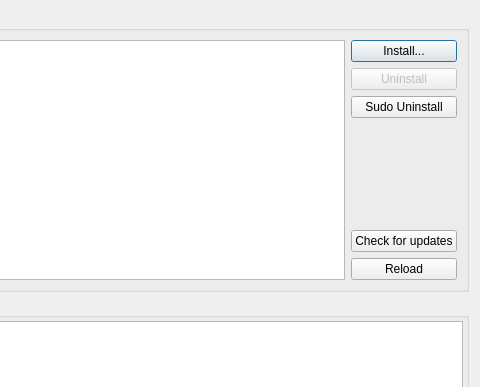
Before: the Qt Designer form Qitom/ui/dialogPipManager.ui in itom-project/itom, drawn with Qt 5; both pictures show x 319 to 799 and y 0 to 387 of the 799 by 650 pixel window.
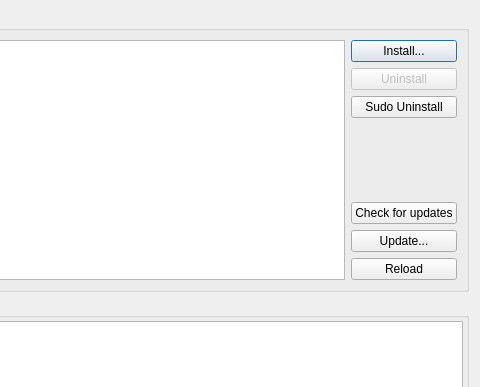
After: the same form once the commit is applied. Custom widgets are drawn as their Qt base class.

Diff of the .ui file:
```diff
--- a/Qitom/ui/dialogPipManager.ui
+++ b/Qitom/ui/dialogPipManager.ui
@@ -73,6 +73,13 @@
           </property>
          </widget>
         </item>
+        <item>
+         <widget class="QPushButton" name="btnUpdate">
+          <property name="text">
+           <string>Update...</string>
+          </property>
+         </widget>
+        </item>
         <item>
          <widget class="QPushButton" name="btnReload">
           <property name="text">
@@ -261,6 +268,11 @@
    <header>collapsibleGroupBox.h</header>
    <container>1</container>
   </customwidget>
+  <customwidget>
+   <class>ito::QTreeViewItom</class>
+   <extends>QTreeView</extends>
+   <header>widgets/itomQWidgets.h</header>
+  </customwidget>
  </customwidgets>
  <resources/>
  <connections>
```
Left out of the diff: 13 changed lines with no effect on the pictures.
